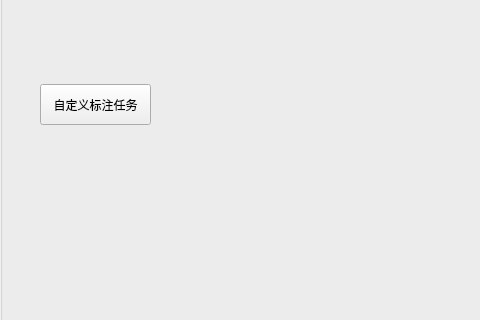
This is SmartLabel/custumtaskdialog.ui in yuqj1991/annoLabel as Qt 5 draws it before an edit; both pictures show x 0 to 480 and y 326 to 646 of the 807 by 646 pixel window. The edited form follows.
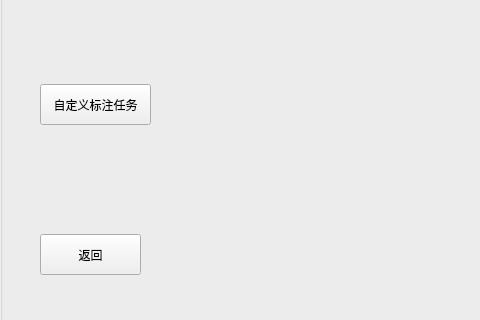
This is the edited form.

```diff
--- a/SmartLabel/custumtaskdialog.ui
+++ b/SmartLabel/custumtaskdialog.ui
@@ -77,9 +77,9 @@
     <property name="geometry">
      <rect>
       <x>160</x>
-      <y>60</y>
+      <y>30</y>
       <width>641</width>
-      <height>581</height>
+      <height>611</height>
      </rect>
     </property>
     <property name="currentIndex">
@@ -88,6 +88,19 @@
     <widget class="QWidget" name="page_3"/>
     <widget class="QWidget" name="page_4"/>
    </widget>
+   <widget class="QPushButton" name="return_Button">
+    <property name="geometry">
+     <rect>
+      <x>40</x>
+      <y>560</y>
+      <width>101</width>
+      <height>41</height>
+     </rect>
+    </property>
+    <property name="text">
+     <string>返回</string>
+    </property>
+   </widget>
   </widget>
  </widget>
  <resources/>
```
Left out of the diff: 6 changed lines with no effect on the pictures.
